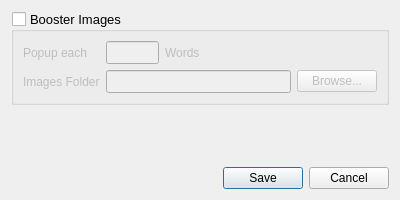
omarelshopky/DarkWriter, file designUi/settingsDialog.ui: the form before one commit.
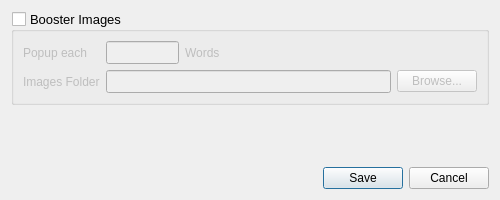
The form after the commit. Icons and pictures are not drawn.

Commit message: BOSTIMG | Load and save booster images from settings dialog

Patch:
```diff
--- a/designUi/settingsDialog.ui
+++ b/designUi/settingsDialog.ui
@@ -9,19 +9,19 @@
    <rect>
     <x>0</x>
     <y>0</y>
-    <width>400</width>
+    <width>500</width>
     <height>200</height>
    </rect>
   </property>
   <property name="minimumSize">
    <size>
-    <width>400</width>
+    <width>500</width>
     <height>200</height>
    </size>
   </property>
   <property name="maximumSize">
    <size>
-    <width>400</width>
+    <width>500</width>
     <height>200</height>
    </size>
   </property>
```
The commit also changes 5 other files.
